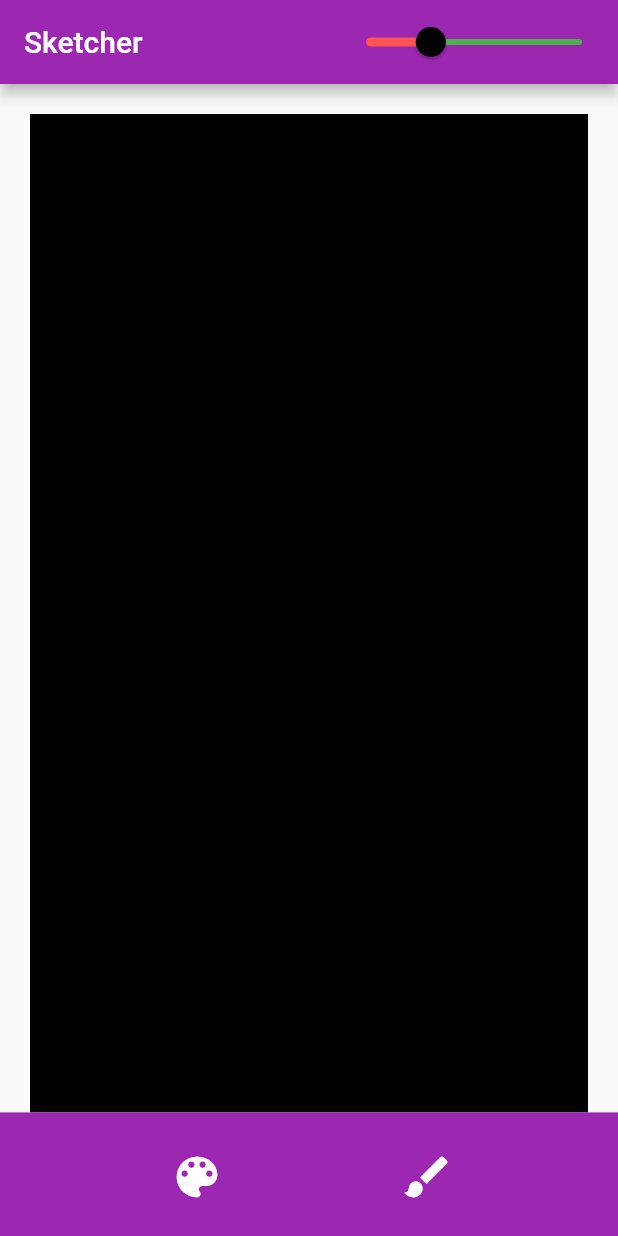
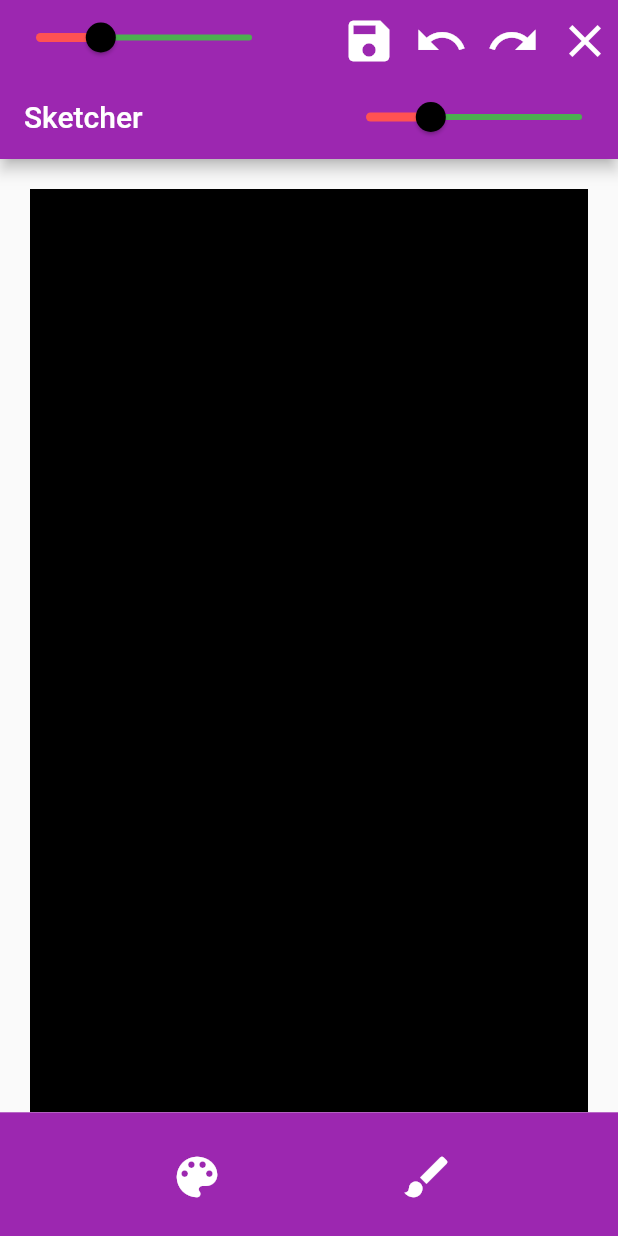
Before and after one commit to NaserElziadna/doddle, a Flutter app: the screen it shows after launch, on a phone screen of 412 x 824 dp. Run offline on Flutter 3.47's test engine with Material 2 defaults, Android fonts, the phone set to English and light mode, and no system bars; our stand-ins replace bloc, flutter_bloc, flutter_colorpicker, image_gallery_saver.

```diff
--- a/lib/main.dart
+++ b/lib/main.dart
@@ -1,13 +1,21 @@
 import 'package:doddle/doddler.dart';
 import 'package:doddle/draw_controller.dart';
 import 'package:flutter/material.dart';
+import 'package:flutter/services.dart';
 import 'package:flutter_bloc/flutter_bloc.dart';
 
 import 'doddler_bloc/doddler_bloc.dart';
 import 'doddler_bloc/doddler_event.dart';
 import 'tools_widget.dart';
 
-void main() => runApp(const MyApp());
+Future<void> main() async {
+  WidgetsFlutterBinding.ensureInitialized();
+  await SystemChrome.setPreferredOrientations([
+    DeviceOrientation.portraitUp,
+    // DeviceOrientation.portraitDown,
+  ]); // To turn off landscape mode
+  runApp(const MyApp());
+}
 
 class MyApp extends StatefulWidget {
   const MyApp({Key? key}) : super(key: key);
@@ -17,25 +25,123 @@ class MyApp extends StatefulWidget {
 }
 
 class _MyAppState extends State<MyApp> {
-  double symmetryLines = 0;
-
   @override
   Widget build(BuildContext context) {
     return BlocProvider(
       create: (context) => DoddlerBloc(
         drawController: DrawController(
-            points: [], currentColor: Colors.white, symmetryLines: 15),
+            points: [], currentColor: Colors.green, symmetryLines: 15),
       ),
       child: MaterialApp(
         title: 'Flutter Demo',
         theme: ThemeData(
           primarySwatch: Colors.blue,
         ),
-        home: Container(
-          color: Colors.purple[700],
-          child: Doddler(),
-        ),
+        home: const HomePage(),
       ),
     );
   }
 }
+
+class HomePage extends StatefulWidget {
+  const HomePage({Key? key}) : super(key: key);
+
+  @override
+  _HomePageState createState() => _HomePageState();
+}
+
+class _HomePageState extends State<HomePage> {
+  DrawController? drawController;
+
+  @override
+  void initState() {
+    drawController = context.read<DoddlerBloc>().drawController;
+    super.initState();
+  }
+
+  @override
+  Widget build(BuildContext context) {
+    return SafeArea(
+      child: Scaffold(
+        appBar: PreferredSize(
+          preferredSize: const Size(50, 50),
+          child: Container(
+            color: Colors.purple[500],
+            child: Row(
+              children: [
+                Slider(
+                  value: drawController!.symmetryLines!,
+                  max: 50,
+                  min: 0,
+                  activeColor: Colors.redAccent,
+                  label: "S L",
+                  thumbColor: Colors.black,
+                  inactiveColor: Colors.green,
+                  onChanged: (value) {
+                    setState(() {
+                      drawController =
+                          drawController?.copyWith(symmetryLines: value);
+                      context
+                          .read<DoddlerBloc>()
+                          .add(UpdateSymmetryLines(symmetryLines: value));
+                    });
+                  },
+                ),
+                const Spacer(),
+                IconButton(
+                    tooltip: "save",
+                    onPressed: () {
+                      BlocProvider.of<DoddlerBloc>(context)
+                          .add(SavePageToGalleryEvent());
+                    },
+                    icon: const Icon(
+                      Icons.save,
+                      color: Colors.white,
+                      size: 36,
+                    )),
+                IconButton(
+                    tooltip: "undo",
+                    onPressed: () {
+                      BlocProvider.of<DoddlerBloc>(context)
+                          .add(UndoStampsEvent());
+                    },
+                    icon: const Icon(
+                      Icons.undo,
+                      color: Colors.white,
+                      size: 36,
+                    )),
+                IconButton(
+                    tooltip: "redo",
+                    onPressed: () {
+                      BlocProvider.of<DoddlerBloc>(context)
+                          .add(RedoStampsEvent());
+                    },
+                    icon: const Icon(
+                      Icons.redo,
+                      color: Colors.white,
+                      size: 36,
+                    )),
+                IconButton(
+                    tooltip: "clear",
+                    onPressed: () {
+                      BlocProvider.of<DoddlerBloc>(context)
+                          .add(ClearStampsEvent());
+                    },
+                    icon: const Icon(
+                      Icons.clear,
+                      color: Colors.white,
+                      size: 36,
+                    )),
+              ],
+            ),
+          ),
+        ),
+        body: Container(
+          color: Colors.purple[800],
+          child: const Doddler(),
+        ),
+        bottomSheet: const ToolsWidget(),
+      ),
+    );
+  }
+}
```
